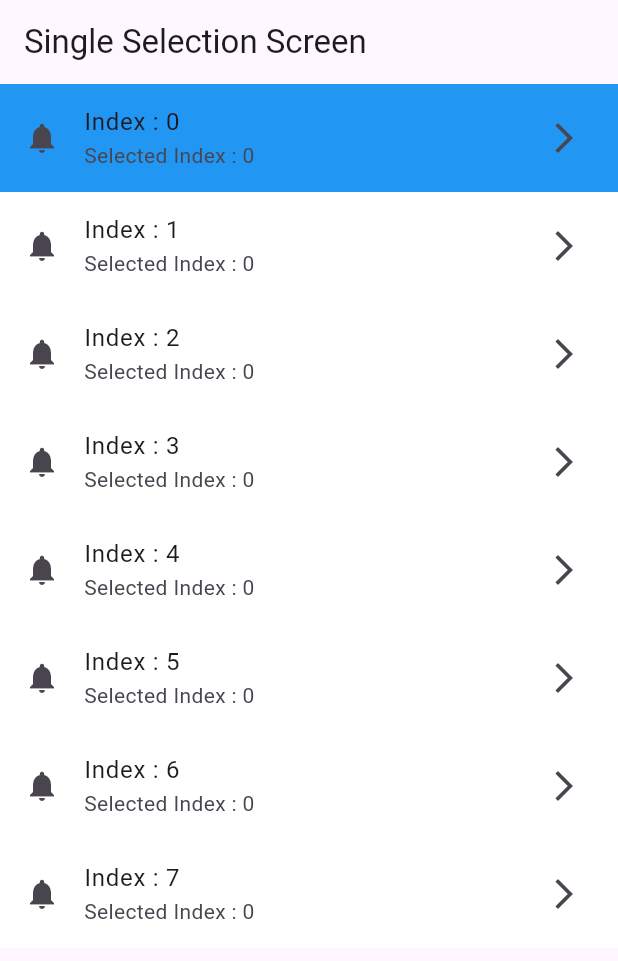
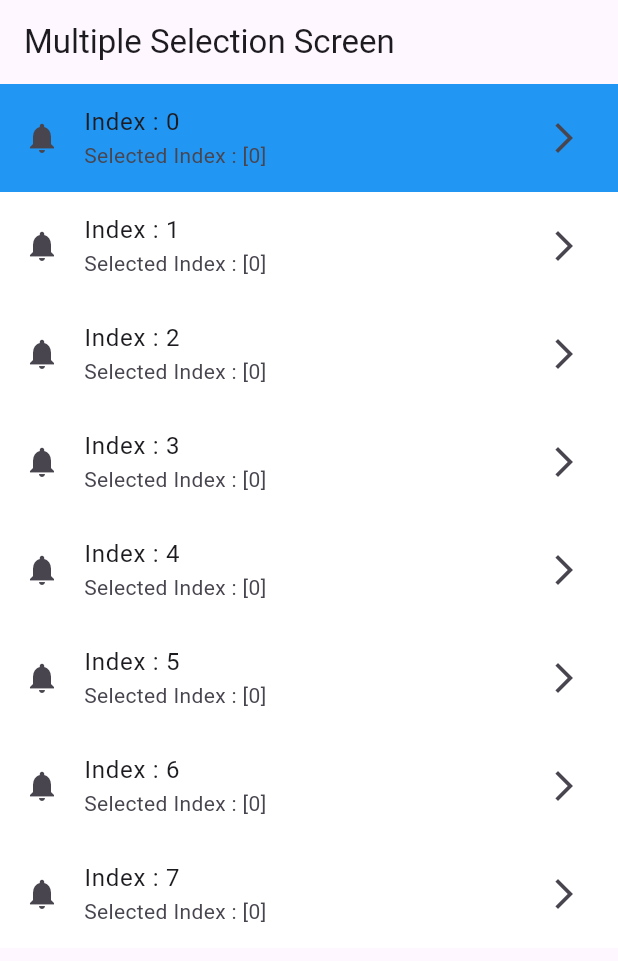
Before and after one commit to MuhammadAliKust/SaadAliProject, a Flutter app: the screen it shows after launch, after a tap on an icon or button, on a phone screen of 412 x 824 dp. Shown: the top 961 px of the screen. Run offline on Flutter 3.47's test engine with Material 3 defaults, Android fonts, the light colour scheme and no system bars.

Commit message:
Multiple Selection Done

```diff
--- a/lib/main.dart
+++ b/lib/main.dart
@@ -1,6 +1,7 @@
 import 'package:flutter/material.dart';
 import 'package:saad_ali/assets_image.dart';
 import 'package:saad_ali/login_view.dart';
+import 'package:saad_ali/multiple_selection.dart';
 import 'package:saad_ali/network_image.dart';
 import 'package:saad_ali/notification_screen.dart';
 import 'package:saad_ali/single_selection_view.dart';
@@ -18,7 +19,7 @@ class MyApp extends StatelessWidget {
   Widget build(BuildContext context) {
     return MaterialApp(
       debugShowCheckedModeBanner: false,
-      home: SingleSelectionView(),
+      home: MultipleSelectionView(),
     );
   }
 }
--- /dev/null
+++ b/lib/multiple_selection.dart
@@ -0,0 +1,41 @@
+import 'package:flutter/material.dart';
+
+class MultipleSelectionView extends StatefulWidget {
+  const MultipleSelectionView({super.key});
+
+  @override
+  State<MultipleSelectionView> createState() => _MultipleSelectionViewState();
+}
+
+class _MultipleSelectionViewState extends State<MultipleSelectionView> {
+  List<int> selectedIndex = [];
+
+  @override
+  Widget build(BuildContext context) {
+    return Scaffold(
+        appBar: AppBar(
+          title: const Text("Multiple Selection Screen"),
+        ),
+        body: ListView.builder(
+            itemCount: 8,
+            itemBuilder: (context, i) {
+              return ListTile(
+                onTap: () {
+                  if (selectedIndex.contains(i)) {
+                    selectedIndex.remove(i);
+                  } else {
+                    selectedIndex.add(i);
+                  }
+
+                  setState(() {});
+                },
+                leading: Icon(Icons.notifications),
+                tileColor:
+                    selectedIndex.contains(i) ? Colors.blue : Colors.white,
+                title: Text("Index : $i"),
+                subtitle: Text("Selected Index : $selectedIndex"),
+                trailing: Icon(Icons.arrow_forward_ios),
+              );
+            }));
+  }
+}
```
